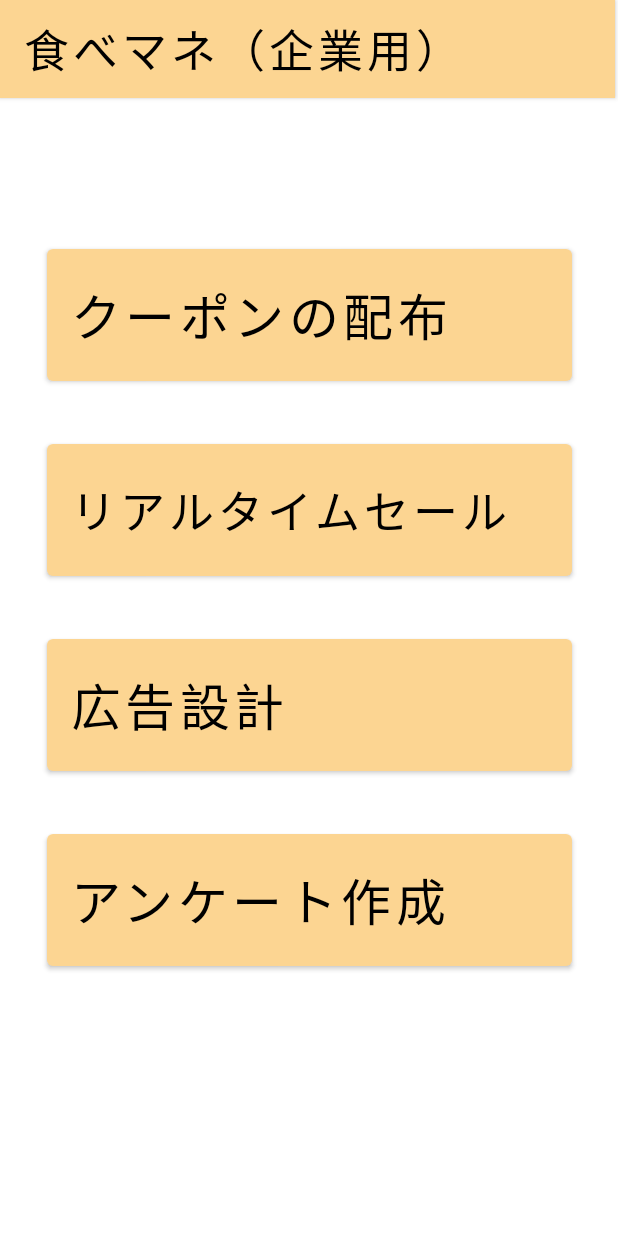
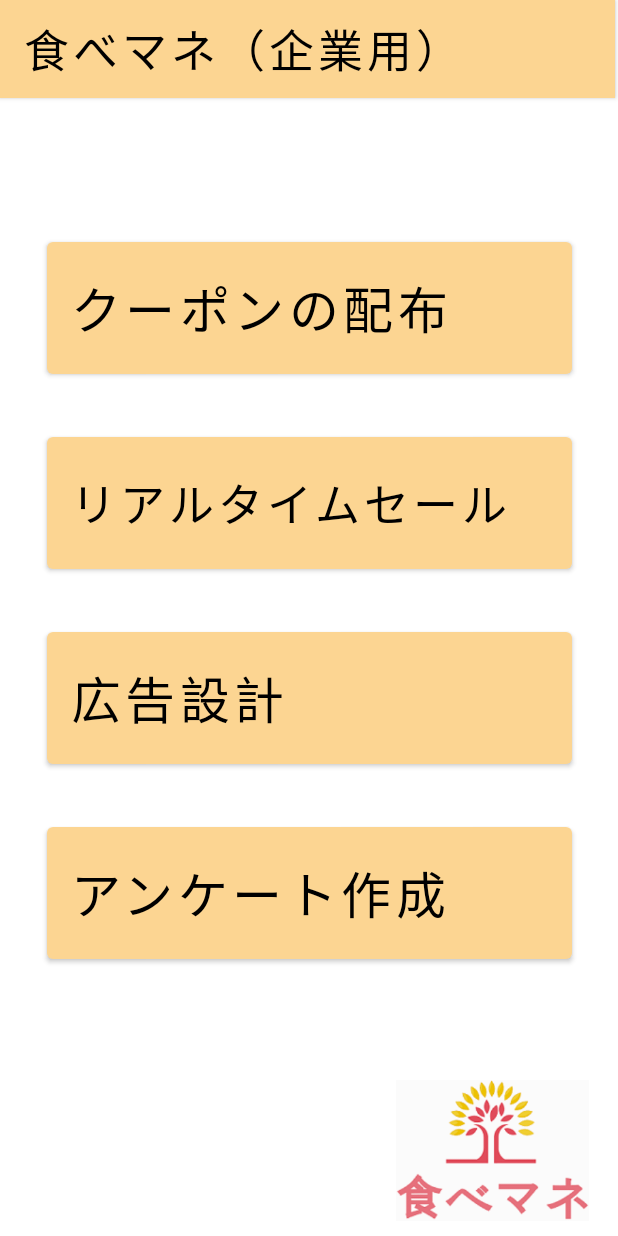
Before and after one commit to F1share/TabeManeCorp, an Android app: the Home screen opened directly, with no data from a screen before it, on a phone screen of 412 x 824 dp. Run offline under Robolectric (Android 15) with nearby library versions, the phone set to English and light mode, and no system bars.

Commit message:
11 commit 石山

```diff
--- a/app/src/main/res/layout/activity_home.xml
+++ b/app/src/main/res/layout/activity_home.xml
@@ -31,7 +31,7 @@
         android:id="@+id/btncoupon"
         android:layout_width="350dp"
         android:layout_height="100dp"
-        android:layout_marginTop="160dp"
+        android:layout_marginTop="155dp"
         android:gravity="left|center_vertical"
         android:text="クーポンの配布"
         android:textSize="33dp"
@@ -75,7 +75,17 @@
         app:layout_constraintStart_toStartOf="parent"
         app:layout_constraintTop_toBottomOf="@+id/btnadv" />
 
-<!--    <Button-->
+    <ImageView
+        android:layout_width="147dp"
+        android:layout_height="94dp"
+        android:layout_marginEnd="10dp"
+        android:layout_marginRight="10dp"
+        android:layout_marginBottom="10dp"
+        android:src="@drawable/logo"
+        app:layout_constraintBottom_toBottomOf="parent"
+        app:layout_constraintEnd_toEndOf="parent"></ImageView>
+
+    <!--    <Button-->
 <!--        android:id="@+id/btnFrame"-->
 <!--        android:layout_width="wrap_content"-->
 <!--        android:layout_height="wrap_content"-->
```
